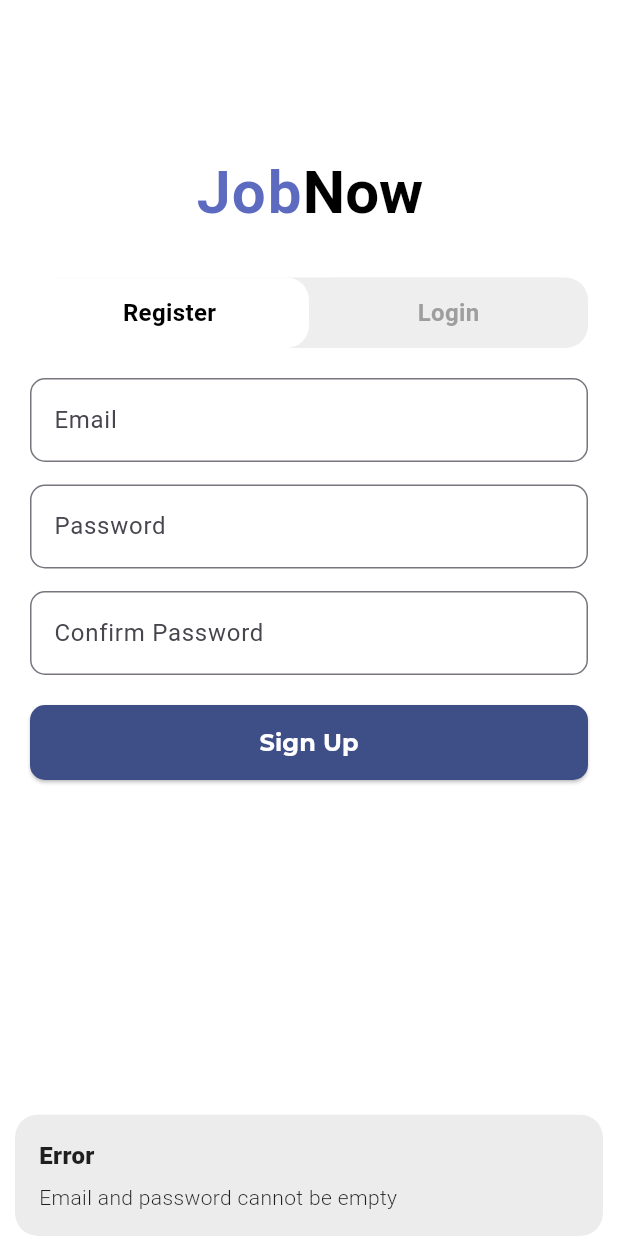
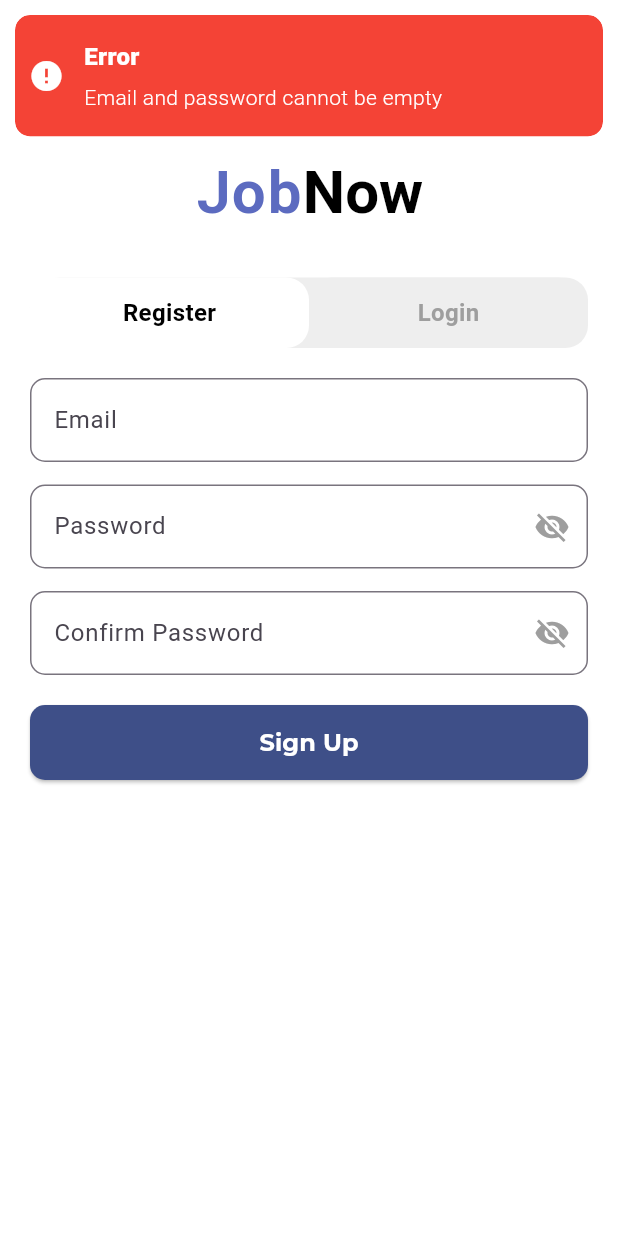
Before and after one commit to IbnuAlfarezi/final_project, a Flutter app: the AuthScreen screen opened by its route, after a tap on "Login", after a tap on "Register", after a tap on "Sign Up", on a phone screen of 412 x 824 dp. Run offline on Flutter 3.47's test engine with Material 3 defaults, Android fonts, the phone set to English and light mode, and no system bars; our stand-ins replace firebase_auth, firebase_core, get, google_fonts, smooth_page_indicator; accounts and stored records are empty.

```diff
--- /dev/null
+++ b/lib/components/custom_snackbar.dart
@@ -0,0 +1,21 @@
+import 'package:flutter/material.dart';
+import 'package:get/get.dart';
+
+class CustomSnackbar {
+  static void show(String title, String message, {bool isSuccess = true}) {
+    Get.snackbar(
+      title,
+      message,
+      snackPosition: SnackPosition.TOP,
+      backgroundColor: isSuccess ? Colors.green : Colors.red,
+      colorText: Colors.white,
+      icon: Icon(
+        isSuccess ? Icons.check_circle : Icons.error,
+        color: Colors.white,
+      ),
+      borderRadius: 10,
+      margin: const EdgeInsets.all(10),
+      duration: const Duration(seconds: 3),
+    );
+  }
+}
--- a/lib/components/custom_text_field.dart
+++ b/lib/components/custom_text_field.dart
@@ -1,6 +1,6 @@
 import 'package:flutter/material.dart';
 
-class CustomInput extends StatelessWidget {
+class CustomInput extends StatefulWidget {
   final String hintText;
   final bool isPassword;
   final TextEditingController? controller;
@@ -13,15 +13,41 @@ class CustomInput extends StatelessWidget {
   });
 
   @override
+  State<CustomInput> createState() => _CustomInputState();
+}
+
+class _CustomInputState extends State<CustomInput> {
+  bool _obscureText = true;
+
+  @override
+  void initState() {
+    super.initState();
+    _obscureText = widget.isPassword; // Default hanya untuk password field
+  }
+
+  @override
   Widget build(BuildContext context) {
     return TextField(
-      controller: controller,
-      obscureText: isPassword,
+      controller: widget.controller,
+      obscureText: widget.isPassword ? _obscureText : false,
       decoration: InputDecoration(
-        hintText: hintText,
+        hintText: widget.hintText,
         border: OutlineInputBorder(
           borderRadius: BorderRadius.circular(10),
         ),
+        suffixIcon: widget.isPassword
+            ? IconButton(
+                icon: Icon(
+                  _obscureText ? Icons.visibility_off : Icons.visibility,
+                  color: Colors.grey,
+                ),
+                onPressed: () {
+                  setState(() {
+                    _obscureText = !_obscureText;
+                  });
+                },
+              )
+            : null,
       ),
     );
   }
--- a/lib/controller/auth_controller.dart
+++ b/lib/controller/auth_controller.dart
@@ -1,6 +1,7 @@
 import 'package:firebase_auth/firebase_auth.dart';
 import 'package:flutter/material.dart';
 import 'package:get/get.dart';
+import '../components/custom_snackbar.dart'; // Import CustomSnackbar
 
 class AuthController extends GetxController {
   var isRegister = true.obs;
@@ -25,8 +26,7 @@ class AuthController extends GetxController {
     String confirmPassword = confirmPasswordController.text.trim();
 
     if (email.isEmpty || password.isEmpty) {
-      Get.snackbar("Error", "Email and password cannot be empty",
-          snackPosition: SnackPosition.BOTTOM);
+      CustomSnackbar.show("Error", "Email and password cannot be empty", isSuccess: false);
       return;
     }
 
@@ -35,23 +35,23 @@ class AuthController extends GetxController {
     try {
       if (isRegister.value) {
         if (password != confirmPassword) {
-          Get.snackbar("Error", "Passwords do not match",
-              snackPosition: SnackPosition.BOTTOM);
+          CustomSnackbar.show("Error", "Passwords do not match", isSuccess: false);
           isLoading.value = false;
           return;
         }
 
         await _auth.createUserWithEmailAndPassword(email: email, password: password);
-        Get.snackbar("Success", "Account created successfully",
-            snackPosition: SnackPosition.BOTTOM);
+        CustomSnackbar.show("Success", "Account created successfully", isSuccess: true);
+        emailController.clear();
+        passwordController.clear();
+        isRegister.value = false;
+
       } else {
         await _auth.signInWithEmailAndPassword(email: email, password: password);
-        Get.snackbar("Success", "Login successful",
-            snackPosition: SnackPosition.BOTTOM);
+        CustomSnackbar.show("Success", "Login successful", isSuccess: true);
       }
     } on FirebaseAuthException catch (e) {
-      Get.snackbar("Error", e.message ?? "An error occurred",
-          snackPosition: SnackPosition.BOTTOM);
+      CustomSnackbar.show("Error", e.message ?? "An error occurred", isSuccess: false);
     }
 
     isLoading.value = false;
--- a/lib/main.dart
+++ b/lib/main.dart
@@ -2,9 +2,14 @@ import 'package:final_project/pages/index.dart';
 import 'package:final_project/routes/app_routes.dart';
 import 'package:flutter/material.dart';
 import 'package:get/get.dart';
+import 'package:firebase_core/firebase_core.dart';
+import 'firebase_options.dart';
 
-void main() {
-
+void main() async{
+  WidgetsFlutterBinding.ensureInitialized();
+  await Firebase.initializeApp(
+  options: DefaultFirebaseOptions.currentPlatform,
+);
   runApp(const MainApp());
 }
 
```
Also changed, not shown: firebase.json (added), lib/firebase_options.dart (added), 3 other files.
